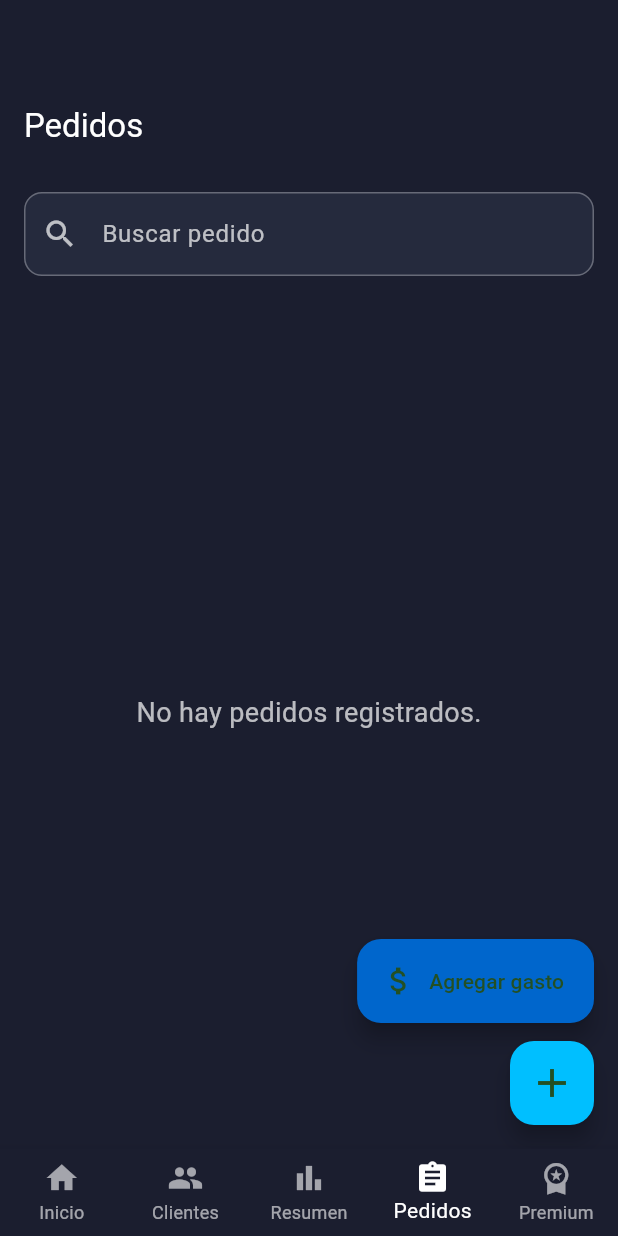
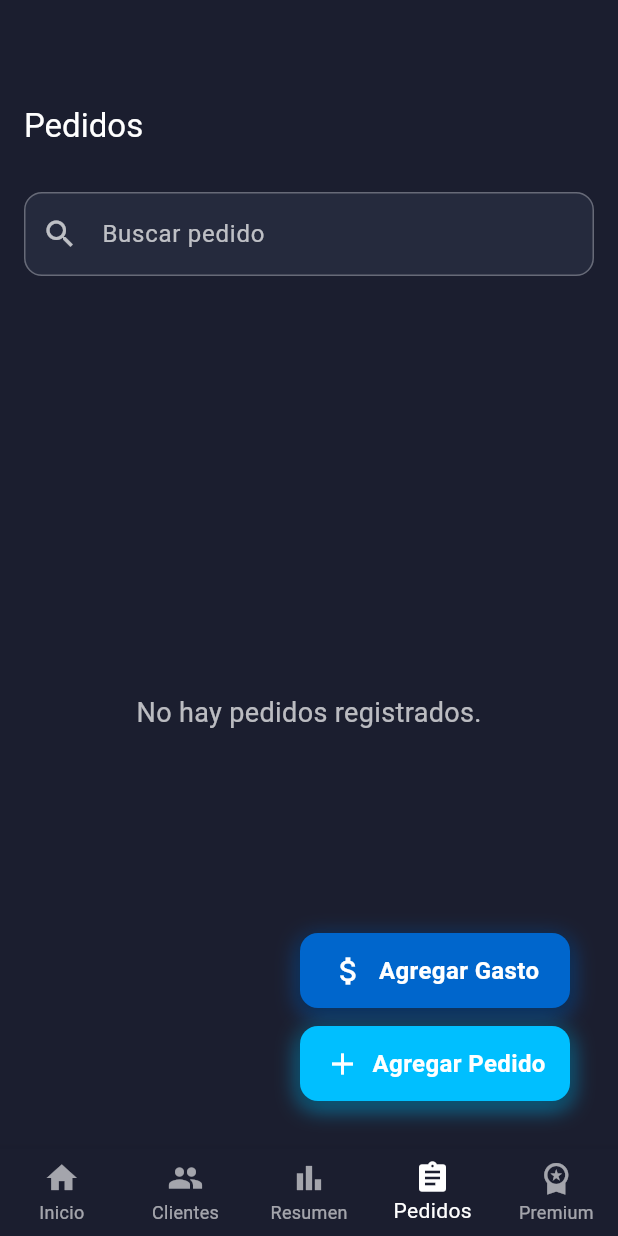
Before and after one commit to Angel050521/MiFiadoFinal, a Flutter app: the screen it shows after launch, item 4 of the bottom bar chosen, on a phone screen of 412 x 824 dp. Run offline on Flutter 3.47's test engine with Material 3 defaults, Android fonts, the phone set to English and light mode, and no system bars; our stand-ins replace connectivity_plus, device_info_plus, google_mobile_ads, in_app_purchase, pdf, printing and 2 more; accounts and stored records are empty.

Commit message:
Seccion pedidos completa con su card de resumen y estilos acorde a la app

```diff
--- a/lib/models/pedido.dart
+++ b/lib/models/pedido.dart
@@ -1,12 +1,13 @@
 class Pedido {
   final int? id;
   final String cliente;
-  final String? telefono;    // nueva propiedad
+  final String? telefono;
   final String titulo;
   final String descripcion;
   final DateTime? fechaEntrega;
   final double? precio;
   final bool hecho;
+  final DateTime? fechaHecho;
 
   Pedido({
     this.id,
@@ -17,6 +18,7 @@ class Pedido {
     this.fechaEntrega,
     this.precio,
     this.hecho = false,
+    this.fechaHecho,
   });
 
   Map<String, dynamic> toMap() {
@@ -29,6 +31,7 @@ class Pedido {
       'fechaEntrega' : fechaEntrega?.toIso8601String(),
       'precio'       : precio,
       'hecho'        : hecho ? 1 : 0,
+      'fechaHecho'   : fechaHecho?.toIso8601String(),
     };
   }
 
@@ -46,6 +49,7 @@ class Pedido {
           ? (map['precio'] as num).toDouble()
           : null,
       hecho: (map['hecho'] as int) == 1,
+      fechaHecho: map['fechaHecho'] != null ? DateTime.tryParse(map['fechaHecho']) : null,
     );
   }
 
@@ -58,6 +62,7 @@ class Pedido {
     DateTime? fechaEntrega,
     double? precio,
     bool? hecho,
+    DateTime? fechaHecho,
   }) {
     return Pedido(
       id: id ?? this.id,
@@ -68,6 +73,7 @@ class Pedido {
       fechaEntrega: fechaEntrega ?? this.fechaEntrega,
       precio: precio ?? this.precio,
       hecho: hecho ?? this.hecho,
+      fechaHecho: fechaHecho ?? this.fechaHecho,
     );
   }
 }
--- a/lib/screens/pedidos_screen.dart
+++ b/lib/screens/pedidos_screen.dart
@@ -44,7 +44,13 @@ class _PedidosScreenState extends State<PedidosScreen> {
   }
 
   Future<void> _marcarHecho(Pedido p) async {
-    await _db.updatePedido(p.copyWith(hecho: !p.hecho));
+    final ahora = DateTime.now();
+    await _db.updatePedido(
+      p.copyWith(
+        hecho: !p.hecho,
+        fechaHecho: !p.hecho ? ahora : null,
+      ),
+    );
     _cargarPedidos();
   }
 
@@ -305,16 +311,15 @@ class _PedidosScreenState extends State<PedidosScreen> {
           ],
         ),
       ),
-      floatingActionButton: Column(
+      floatingActionButton: Padding(
+        padding: const EdgeInsets.only(right: 16, bottom: 16),
+        child: Column(
           mainAxisSize: MainAxisSize.min,
           crossAxisAlignment: CrossAxisAlignment.end,
           children: [
-          FloatingActionButton.extended(
-            heroTag: 'gasto',
-            backgroundColor: const Color(0xFF0066CC),
-            icon: const Icon(Icons.attach_money),
-            label: const Text('Agregar gasto'),
-            onPressed: () {
+            // Botón Agregar Gasto
+            GestureDetector(
+              onTap: () {
                 Navigator.push(
                   context,
                   MaterialPageRoute(
@@ -328,13 +333,47 @@ class _PedidosScreenState extends State<PedidosScreen> {
                   ),
                 );
               },
+              child: Container(
+                width: 180,
+                height: 50,
+                decoration: BoxDecoration(
+                  color: const Color(0xFF0066CC),
+                  borderRadius: BorderRadius.circular(12),
+                  boxShadow: [
+                    BoxShadow(
+                      color: const Color(0xFF0066CC).withOpacity(0.6),
+                      offset: const Offset(0, 4),
+                      blurRadius: 12,
+                      spreadRadius: 1,
+                    ),
+                    BoxShadow(
+                      color: Colors.black.withOpacity(0.3),
+                      offset: const Offset(0, 2),
+                      blurRadius: 6,
+                    ),
+                  ],
+                ),
+                child: const Row(
+                  mainAxisAlignment: MainAxisAlignment.center,
+                  children: [
+                    Icon(Icons.attach_money, color: Colors.white),
+                    SizedBox(width: 8),
+                    Text(
+                      'Agregar Gasto',
+                      style: TextStyle(
+                        color: Colors.white,
+                        fontSize: 16,
+                        fontWeight: FontWeight.bold,
+                      ),
+                    ),
+                  ],
+                ),
+              ),
             ),
             const SizedBox(height: 12),
-          FloatingActionButton(
-            heroTag: 'pedido',
-            backgroundColor: const Color(0xFF00BFFF),
-            child: const Icon(Icons.add, size: 32),
-            onPressed: () {
+            // Botón Agregar Pedido
+            GestureDetector(
+              onTap: () {
                 Navigator.push<bool>(
                   context,
                   MaterialPageRoute(builder: (_) => const PedidoFormScreen()),
@@ -342,8 +381,45 @@ class _PedidosScreenState extends State<PedidosScreen> {
                   if (ok == true) _cargarPedidos();
                 });
               },
+              child: Container(
+                width: 180,
+                height: 50,
+                decoration: BoxDecoration(
+                  color: const Color(0xFF00BFFF),
+                  borderRadius: BorderRadius.circular(12),
+                  boxShadow: [
+                    BoxShadow(
+                      color: const Color(0xFF00BFFF).withOpacity(0.6),
+                      offset: const Offset(0, 4),
+                      blurRadius: 12,
+                      spreadRadius: 1,
+                    ),
+                    BoxShadow(
+                      color: Colors.black.withOpacity(0.3),
+                      offset: const Offset(0, 2),
+                      blurRadius: 6,
                     ),
                   ],
+                ),
+                child: const Row(
+                  mainAxisAlignment: MainAxisAlignment.center,
+                  children: [
+                    Icon(Icons.add, color: Colors.white),
+                    SizedBox(width: 8),
+                    Text(
+                      'Agregar Pedido',
+                      style: TextStyle(
+                        color: Colors.white,
+                        fontSize: 16,
+                        fontWeight: FontWeight.bold,
+                      ),
+                    ),
+                  ],
+                ),
+              ),
+            ),
+          ],
+        ),
       ),
     );
   }
--- a/lib/screens/resumen_screen.dart
+++ b/lib/screens/resumen_screen.dart
@@ -64,9 +64,9 @@ class _ResumenScreenState extends State<ResumenScreen> {
     double ganancias = 0;
 
     for (var p in pedidos) {
-      // Total del mes: entre el 1° y hoy
-      if (p.fechaEntrega != null) {
-        final fecha = p.fechaEntrega!;
+      // Total del mes: pedidos marcados como hechos en el mes actual
+      if (p.hecho && p.fechaHecho != null) {
+        final fecha = p.fechaHecho!;
         if (!fecha.isBefore(primerDiaMes) && !fecha.isAfter(now)) {
           totalMes++;
         }
```
Also changed, not shown: lib/db/database_helper.dart (+8 -1 lines), lib/screens/gasto_form_screen.dart (+99 -38 lines). Lines whose indentation alone changed are shown as unchanged.
